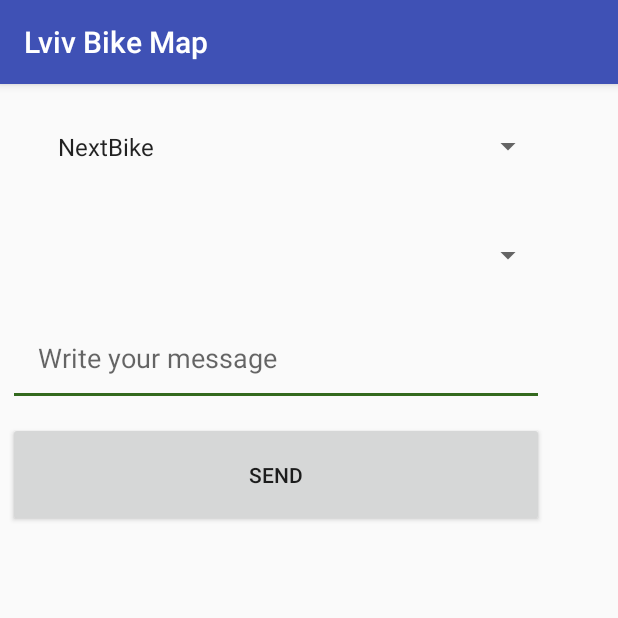
After one commit to Vitaliy336/Map, an Android app: the SendMessage screen opened directly, with no data from a screen before it, on a phone screen of 412 x 824 dp, the top half of it. The commit adds this screen. Run offline under Robolectric (Android 15) with nearby library versions, the phone set to English and light mode, and no system bars; 1 statement that could not run was skipped.

Commit message:
Messages

```diff
--- a/app/build.gradle
+++ b/app/build.gradle
@@ -27,6 +27,8 @@ dependencies {
 
 
 
+
+
     compile 'com.android.support:appcompat-v7:26.+'
     compile 'com.android.support:design:26.+'
     compile 'com.sa90.materialarcmenu:library:1.4'
@@ -39,7 +41,5 @@ dependencies {
     compile 'com.google.android.gms:play-services-location:11.0.2'
     compile 'com.android.support.constraint:constraint-layout:1.0.2'
     compile 'com.android.support:support-v4:26.+'
-
-
     testCompile 'junit:junit:4.12'
 }
--- a/app/src/main/AndroidManifest.xml
+++ b/app/src/main/AndroidManifest.xml
@@ -67,10 +67,7 @@
             android:label="@string/title_activity_second"
             android:screenOrientation="portrait"
             android:theme="@style/AppTheme.NoActionBar" />
-        <activity android:name=".Message.MessageActivity"
-            android:screenOrientation="portrait"
-            android:theme="@style/AppTheme.NoActionBar"
-            ></activity>
+        <activity android:name=".Message.SendMessage"></activity>
     </application>
 
 </manifest>
--- /dev/null
+++ b/app/src/main/java/com/example/vitaliy/map/Message/SendMessage.java
@@ -0,0 +1,144 @@
+package com.example.vitaliy.map.Message;
+
+import android.location.Address;
+import android.location.Geocoder;
+import android.os.Bundle;
+import android.support.v7.app.AppCompatActivity;
+import android.util.Log;
+import android.view.View;
+import android.widget.AdapterView;
+import android.widget.ArrayAdapter;
+import android.widget.Button;
+import android.widget.EditText;
+import android.widget.Spinner;
+
+import com.example.vitaliy.map.R;
+import com.example.vitaliy.map.rest.ApiClient;
+import com.example.vitaliy.map.rest.ApiInterface;
+
+import java.util.ArrayList;
+import java.util.List;
+import java.util.Locale;
+
+import okhttp3.ResponseBody;
+import retrofit2.Call;
+import retrofit2.Callback;
+import retrofit2.Response;
+
+public class SendMessage extends AppCompatActivity {
+    Spinner TypeVariants, addressVariants;
+    EditText MessageBox;
+    Button MessageS;
+    List<String> nextBike, parking, rental, shopArepair, spots;
+
+    String[] arr1 = {"NextBike", "Parking place", "Rental spot", "Shop and repair station", "Interesting places"};
+
+    @Override
+    protected void onCreate(Bundle savedInstanceState) {
+        super.onCreate(savedInstanceState);
+        setContentView(R.layout.activity_send_message);
+        nextBike = getAddresses(getIntent().getStringArrayListExtra("NB"));
+        parking = getIntent().getStringArrayListExtra("P");
+        rental = getIntent().getStringArrayListExtra("R");
+        shopArepair = getIntent().getStringArrayListExtra("SH");
+        spots = getIntent().getStringArrayListExtra("S");
+
+        final ArrayAdapter<String> adapter = new ArrayAdapter<String>(this, android.R.layout.simple_spinner_item, arr1);
+        adapter.setDropDownViewResource(android.R.layout.simple_spinner_item);
+
+        TypeVariants = (Spinner) findViewById(R.id.PlaceVariants);
+        addressVariants = (Spinner) findViewById(R.id.AddressOptions);
+        MessageBox = (EditText) findViewById(R.id.MessageEt);
+        TypeVariants.setAdapter(adapter);
+
+        TypeVariants.setOnItemSelectedListener(new AdapterView.OnItemSelectedListener() {
+            @Override
+            public void onItemSelected(AdapterView<?> adapterView, View view, int i, long l) {
+                String item = (String) adapterView.getItemAtPosition(i);
+                switch (item) {
+                    case "Parking place":
+                        initAddressVariants((ArrayList<String>) parking);
+                        break;
+                    case "Rental spot":
+                        initAddressVariants((ArrayList<String>) rental);
+                        break;
+                    case "NextBike":
+                        initAddressVariants((ArrayList<String>) nextBike);
+                        break;
+                    case "Shop and repair station":
+                        initAddressVariants((ArrayList<String>) shopArepair);
+                        break;
+                    case "Interesting places":
+                        initAddressVariants((ArrayList<String>) spots);
+                        break;
+                }
+            }
+
+            @Override
+            public void onNothingSelected(AdapterView<?> adapterView) {
+
+            }
+        });
+
+        MessageS = (Button) findViewById(R.id.send);
+        MessageS.setOnClickListener(new View.OnClickListener() {
+            @Override
+            public void onClick(View view) {
+                sendMessage();
+            }
+        });
+    }
+
+    private void initAddressVariants(ArrayList<String> arList) {
+        ArrayAdapter<String> adapter = new ArrayAdapter<String>(this, android.R.layout.simple_spinner_item, arList);
+        adapter.setDropDownViewResource(android.R.layout.simple_spinner_dropdown_item);
+        addressVariants.setAdapter(adapter);
+    }
+
+    private void sendMessage() {
+        String type = TypeVariants.getSelectedItem().toString();
+        String addr = addressVariants.getSelectedItem().toString();
+        String mes = MessageBox.getText().toString();
+
+        ApiInterface api = ApiClient.getClient().create(ApiInterface.class);
+        Call<ResponseBody> call = api.sendPost(type, addr, mes);
+        call.enqueue(new Callback<ResponseBody>() {
+            @Override
+            public void onResponse(Call<ResponseBody> call, Response<ResponseBody> response) {
+                Log.e("OnResponse", "Data Sent");
+            }
+
+            @Override
+            public void onFailure(Call<ResponseBody> call, Throwable t) {
+                Log.e("On Failure", "Can`t send data");
+            }
+        });
+    }
+
+    private List<String> getAddresses(ArrayList<String> coords) {
+        List<Address> adresses;
+        List<String> rAddress = new ArrayList<>();
+        Geocoder geocoder;
+        StringBuilder strReturnedAddress;
+        String ls[];
+        Address returnedAddress;
+        for (int i = 0; i < coords.size(); i++) {
+            ls = coords.get(i).substring(10, coords.get(i).length() - 1).split(",");
+            geocoder = new Geocoder(this, Locale.getDefault());
+            try {
+                adresses = geocoder.getFromLocation(Double.parseDouble(ls[0]), Double.parseDouble(ls[1]), 1);
+                if (adresses != null) {
+                    returnedAddress = adresses.get(0);
+                    strReturnedAddress = new StringBuilder("");
+                    for (int j = 0; j <= returnedAddress.getMaxAddressLineIndex(); j++) {
+                        strReturnedAddress.append(returnedAddress.getAddressLine(j)).append("\n");
+                    }
+                    rAddress.add(strReturnedAddress.toString());
+                }
+            } catch (Exception e) {
+                e.printStackTrace();
+            }
+        }
+        return rAddress;
+    }
+}
--- a/app/src/main/java/com/example/vitaliy/map/rest/ApiClient.java
+++ b/app/src/main/java/com/example/vitaliy/map/rest/ApiClient.java
@@ -16,10 +16,6 @@ public class ApiClient {
 
     public static Retrofit getClient(){
         if(retrofit == null){
-            Gson gson = new GsonBuilder()
-                    .setLenient()
-                    .create();
-
             retrofit = new Retrofit.Builder()
                     .baseUrl(BASE_URL)
                     .addConverterFactory(GsonConverterFactory.create())
--- a/app/src/main/java/com/example/vitaliy/map/rest/ApiInterface.java
+++ b/app/src/main/java/com/example/vitaliy/map/rest/ApiInterface.java
@@ -5,8 +5,12 @@ import com.example.vitaliy.map.model.Place;
 
 import java.util.List;
 
+import okhttp3.ResponseBody;
 import retrofit2.Call;
+import retrofit2.http.Field;
+import retrofit2.http.FormUrlEncoded;
 import retrofit2.http.GET;
+import retrofit2.http.POST;
 import retrofit2.http.Query;
 
 /**
@@ -17,4 +21,9 @@ public interface ApiInterface {
     @GET("/service.php")
     Call<List<Place>> CathcDetail(@Query("location") String location);
 
+    @FormUrlEncoded
+    @POST("/insert.php")
+    Call<ResponseBody> sendPost (@Field("placeType") String placeType,
+                                 @Field("address") String address,
+                                 @Field("message") String message);
 }
--- /dev/null
+++ b/app/src/main/res/layout/activity_send_message.xml
@@ -0,0 +1,46 @@
+<?xml version="1.0" encoding="utf-8"?>
+<android.support.constraint.ConstraintLayout xmlns:android="http://schemas.android.com/apk/res/android"
+    xmlns:tools="http://schemas.android.com/tools"
+    android:layout_width="match_parent"
+    android:layout_height="match_parent"
+    tools:context="com.example.vitaliy.map.Message.SendMessage">
+
+    <LinearLayout
+        android:layout_width="368dp"
+        android:layout_height="495dp"
+        android:orientation="vertical"
+        tools:layout_editor_absoluteX="8dp"
+        tools:layout_editor_absoluteY="8dp">
+
+        <Spinner
+            android:id="@+id/PlaceVariants"
+            android:layout_width="match_parent"
+            android:layout_height="wrap_content"
+            android:layout_margin="@dimen/ImgM"
+            android:padding="@dimen/SpinnerD" />
+
+        <Spinner
+            android:id="@+id/AddressOptions"
+            android:layout_width="match_parent"
+            android:layout_height="wrap_content"
+            android:layout_margin="@dimen/ImgM"
+            android:padding="@dimen/SpinnerD" />
+
+        <EditText
+            android:id="@+id/MessageEt"
+            android:layout_width="match_parent"
+            android:layout_height="wrap_content"
+            android:layout_margin="@dimen/ImgM"
+            android:hint="@string/message"
+            android:padding="20dp" />
+
+        <Button
+            android:id="@+id/send"
+            android:layout_width="match_parent"
+            android:layout_height="wrap_content"
+            android:layout_margin="5dp"
+            android:padding="@dimen/SpinnerD"
+            android:text="Send"
+            tools:ignore="HardcodedText" />
+    </LinearLayout>
+</android.support.constraint.ConstraintLayout>
--- a/app/src/main/res/values/dimens.xml
+++ b/app/src/main/res/values/dimens.xml
@@ -8,5 +8,6 @@
     <dimen name="fab_margin">16dp</dimen>
     <dimen name="imgW">40dp</dimen>
     <dimen name="imgH">40dp</dimen>
-    <dimen name="ImgM">5dp</dimen>>
+    <dimen name="ImgM">5dp</dimen>
+    <dimen name="SpinnerD">25dp</dimen>>
 </resources>
```
Also changed, not shown: app/src/main/java/com/example/vitaliy/map/Message/MessageActivity.java (deleted, +0 -162 lines), app/src/main/java/com/example/vitaliy/map/Message/postApi.java (deleted, +0 -20 lines), app/src/main/java/com/example/vitaliy/map/activity/MapsActivity.java (+5 -11 lines), app/src/main/res/layout/activity_message.xml (deleted, +0 -72 lines).
